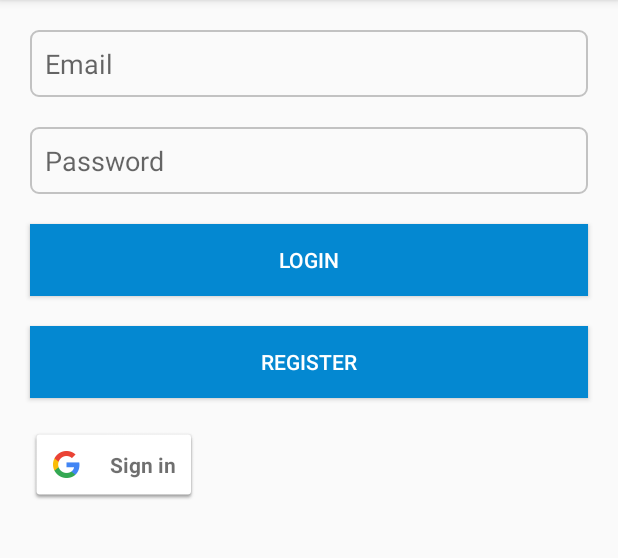
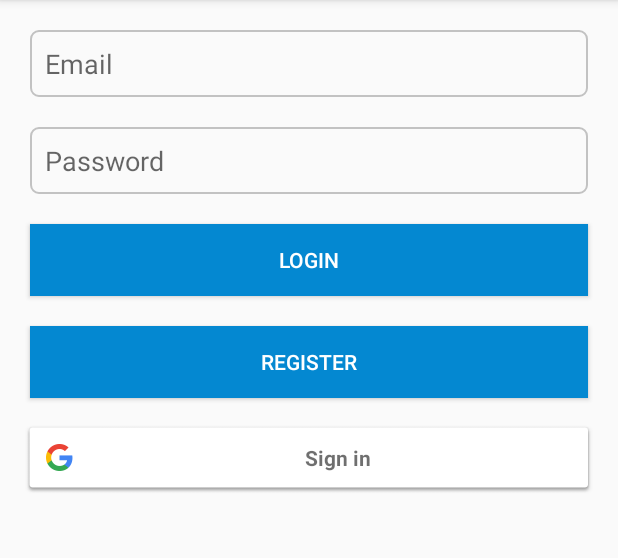
Before and after one commit to Raven0/FirebaseBlog, an Android app: the screen it shows after launch (LoginActivity), on a phone screen of 412 x 824 dp, the part 84-642 px from its top. Run offline under Robolectric (Android 15) with nearby library versions, the phone set to English and light mode, and no system bars; our stand-ins replace Firebase (no records; nobody signed in at launch, a user with empty details on screens opened directly), Picasso; pictures from the network do not load; 1 statement that could not run was skipped.

Commit message:
google signIn
goToMain

```diff
--- a/app/src/main/java/com/preangerstd/firebaseblog/LoginActivity.java
+++ b/app/src/main/java/com/preangerstd/firebaseblog/LoginActivity.java
@@ -112,7 +112,7 @@ public class LoginActivity extends AppCompatActivity {
         // Result returned from launching the Intent from GoogleSignInApi.getSignInIntent(...);
         if (requestCode == RC_SIGN_IN) {
             GoogleSignInResult result = Auth.GoogleSignInApi.getSignInResultFromIntent(data);
-            dialog.setMessage("Signing up");
+            dialog.setMessage("Signing in");
             dialog.show();
             if (result.isSuccess()) {
                 // Google Sign In was successful, authenticate with Firebase
@@ -138,6 +138,7 @@ public class LoginActivity extends AppCompatActivity {
                             Log.d(TAG, "signInWithCredential:success");
                             FirebaseUser user = mAuth.getCurrentUser();
                             dialog.dismiss();
+                            checkUserExist();
                         } else {
                             // If sign in fails, display a message to the user.
                             Log.w(TAG, "signInWithCredential:failure", task.getException());
@@ -173,6 +174,7 @@ public class LoginActivity extends AppCompatActivity {
     }
 
     private void checkUserExist() {
+        if(mAuth.getCurrentUser() != null){
             final String userid = mAuth.getCurrentUser().getUid();
 
             mDatabaseUser.addValueEventListener(new ValueEventListener() {
@@ -196,3 +198,4 @@ public class LoginActivity extends AppCompatActivity {
             });
         }
     }
+}
--- a/app/src/main/res/layout/activity_login.xml
+++ b/app/src/main/res/layout/activity_login.xml
@@ -67,12 +67,12 @@
         android:layout_marginRight="20dp"/>
 
     <com.google.android.gms.common.SignInButton
-        android:layout_width="wrap_content"
+        android:layout_width="match_parent"
         android:layout_height="wrap_content"
         android:layout_below="@id/btnRegister"
-        android:layout_marginTop="20dp"
-        android:layout_marginLeft="20dp"
-        android:layout_marginRight="20dp"
+        android:layout_marginTop="15dp"
+        android:layout_marginLeft="15dp"
+        android:layout_marginRight="15dp"
         android:id="@+id/googleBtn">
 
     </com.google.android.gms.common.SignInButton>
```
Lines whose indentation alone changed are shown as unchanged.
